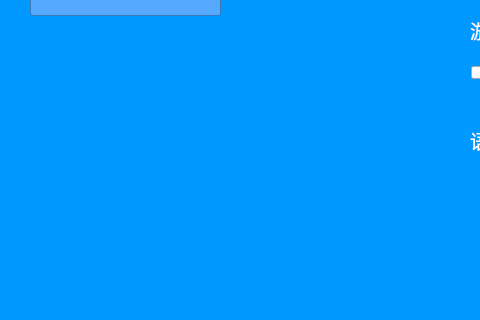
First picture: the form in qt/Z2/mainwindow.ui, repository Ezrnest/Z2, before the edit; both pictures show x 0 to 480 and y 135 to 455 of the 800 by 600 pixel window.
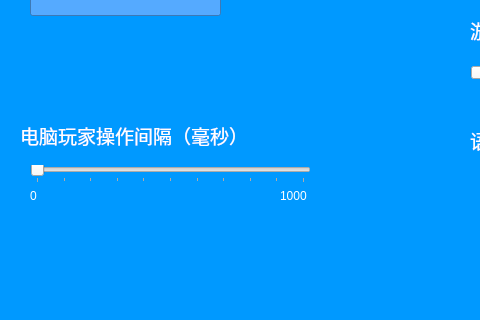
Second picture: the form after the edit. The open tabs and pages were chosen to show the change. Custom widgets are drawn as their Qt base class.

What changed in the file:
```diff
--- a/qt/Z2/mainwindow.ui
+++ b/qt/Z2/mainwindow.ui
@@ -983,6 +983,82 @@
        </property>
       </item>
      </widget>
+     <widget class="QSlider" name="sliderBotOpInt">
+      <property name="geometry">
+       <rect>
+        <x>20</x>
+        <y>300</y>
+        <width>281</width>
+        <height>18</height>
+       </rect>
+      </property>
+      <property name="maximum">
+       <number>1000</number>
+      </property>
+      <property name="singleStep">
+       <number>10</number>
+      </property>
+      <property name="pageStep">
+       <number>100</number>
+      </property>
+      <property name="orientation">
+       <enum>Qt::Horizontal</enum>
+      </property>
+      <property name="invertedAppearance">
+       <bool>false</bool>
+      </property>
+      <property name="tickPosition">
+       <enum>QSlider::TicksBelow</enum>
+      </property>
+      <property name="tickInterval">
+       <number>100</number>
+      </property>
+     </widget>
+     <widget class="QLabel" name="label_18">
+      <property name="geometry">
+       <rect>
+        <x>10</x>
+        <y>250</y>
+        <width>291</width>
+        <height>41</height>
+       </rect>
+      </property>
+      <property name="font">
+       <font>
+        <family>微软雅黑</family>
+        <pointsize>14</pointsize>
+       </font>
+      </property>
+      <property name="text">
+       <string>电脑玩家操作间隔（毫秒）</string>
+      </property>
+     </widget>
+     <widget class="QLabel" name="label_19">
+      <property name="geometry">
+       <rect>
+        <x>20</x>
+        <y>320</y>
+        <width>41</width>
+        <height>21</height>
+       </rect>
+      </property>
+      <property name="text">
+       <string notr="true">0</string>
+      </property>
+     </widget>
+     <widget class="QLabel" name="label_20">
+      <property name="geometry">
+       <rect>
+        <x>270</x>
+        <y>320</y>
+        <width>41</width>
+        <height>21</height>
+       </rect>
+      </property>
+      <property name="text">
+       <string notr="true">1000</string>
+      </property>
+     </widget>
     </widget>
     <widget class="QWidget" name="devPage">
      <widget class="QPushButton" name="pushButton_5">
```
Left out of the diff: 2 changed lines with no effect on the pictures.
